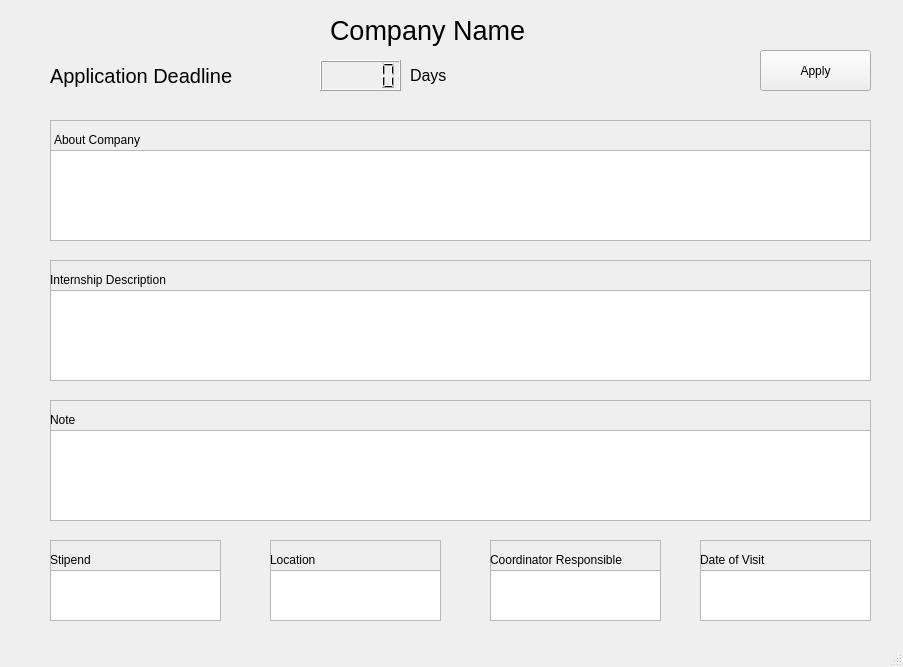
Above: frontend/ui/about_company.ui from raghuvanshraj/Placement-Cell-Management-System before the change. Below: the same form after it.
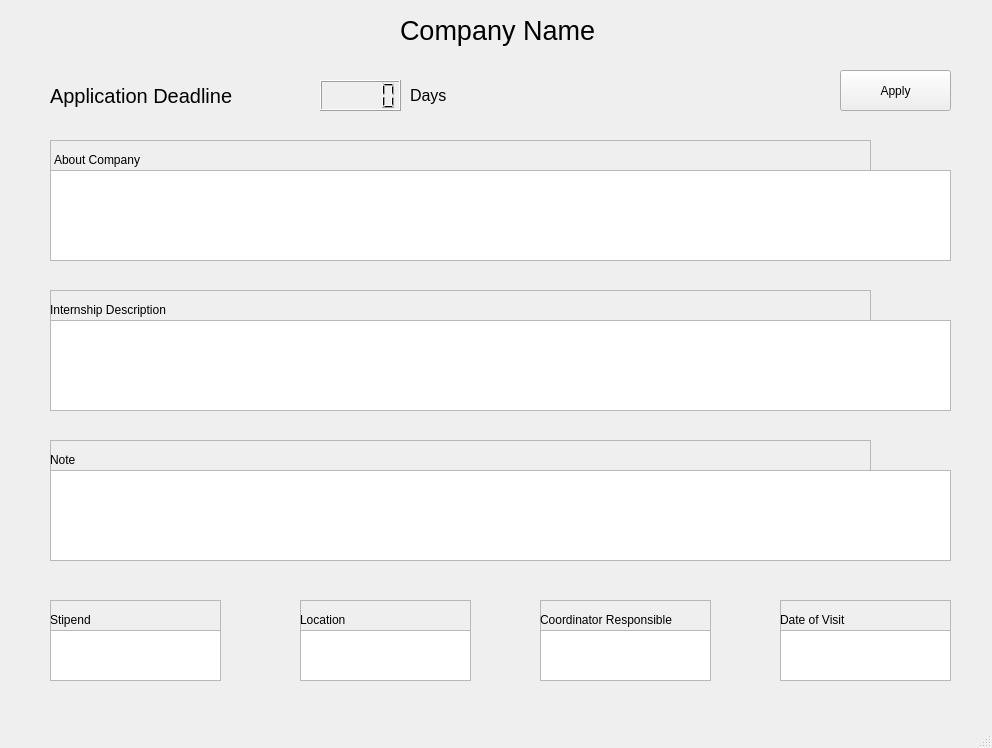
That is the form after the change.

What changed in the file:
```diff
--- a/frontend/ui/about_company.ui
+++ b/frontend/ui/about_company.ui
@@ -6,8 +6,8 @@
    <rect>
     <x>0</x>
     <y>0</y>
-    <width>903</width>
-    <height>667</height>
+    <width>992</width>
+    <height>748</height>
    </rect>
   </property>
   <property name="windowTitle">
@@ -17,7 +17,7 @@
    <widget class="QLabel" name="label">
     <property name="geometry">
      <rect>
-      <x>330</x>
+      <x>400</x>
       <y>0</y>
       <width>241</width>
       <height>61</height>
@@ -36,7 +36,7 @@
     <property name="geometry">
      <rect>
       <x>320</x>
-      <y>60</y>
+      <y>80</y>
       <width>81</width>
       <height>31</height>
      </rect>
@@ -46,7 +46,7 @@
     <property name="geometry">
      <rect>
       <x>50</x>
-      <y>50</y>
+      <y>70</y>
       <width>241</width>
       <height>51</height>
      </rect>
@@ -66,7 +66,7 @@
     <property name="geometry">
      <rect>
       <x>54</x>
-      <y>130</y>
+      <y>150</y>
       <width>101</width>
       <height>20</height>
      </rect>
@@ -79,8 +79,8 @@
     <property name="geometry">
      <rect>
       <x>50</x>
-      <y>150</y>
-      <width>821</width>
+      <y>170</y>
+      <width>901</width>
       <height>91</height>
      </rect>
     </property>
@@ -89,7 +89,7 @@
     <property name="geometry">
      <rect>
       <x>50</x>
-      <y>270</y>
+      <y>300</y>
       <width>131</width>
       <height>20</height>
      </rect>
@@ -102,8 +102,8 @@
     <property name="geometry">
      <rect>
       <x>50</x>
-      <y>290</y>
-      <width>821</width>
+      <y>320</y>
+      <width>901</width>
       <height>91</height>
      </rect>
     </property>
@@ -112,7 +112,7 @@
     <property name="geometry">
      <rect>
       <x>50</x>
-      <y>410</y>
+      <y>450</y>
       <width>131</width>
       <height>20</height>
      </rect>
@@ -125,8 +125,8 @@
     <property name="geometry">
      <rect>
       <x>50</x>
-      <y>430</y>
-      <width>821</width>
+      <y>470</y>
+      <width>901</width>
       <height>91</height>
      </rect>
     </property>
@@ -135,7 +135,7 @@
     <property name="geometry">
      <rect>
       <x>50</x>
-      <y>120</y>
+      <y>140</y>
       <width>821</width>
       <height>121</height>
      </rect>
@@ -151,7 +151,7 @@
     <property name="geometry">
      <rect>
       <x>50</x>
-      <y>260</y>
+      <y>290</y>
       <width>821</width>
       <height>121</height>
      </rect>
@@ -167,7 +167,7 @@
     <property name="geometry">
      <rect>
       <x>50</x>
-      <y>400</y>
+      <y>440</y>
       <width>821</width>
       <height>121</height>
      </rect>
@@ -183,7 +183,7 @@
     <property name="geometry">
      <rect>
       <x>50</x>
-      <y>540</y>
+      <y>600</y>
       <width>171</width>
       <height>81</height>
      </rect>
@@ -221,8 +221,8 @@
    <widget class="QFrame" name="frame_5">
     <property name="geometry">
      <rect>
-      <x>270</x>
-      <y>540</y>
+      <x>300</x>
+      <y>600</y>
       <width>171</width>
       <height>81</height>
      </rect>
@@ -260,8 +260,8 @@
    <widget class="QFrame" name="frame_6">
     <property name="geometry">
      <rect>
-      <x>490</x>
-      <y>540</y>
+      <x>540</x>
+      <y>600</y>
       <width>171</width>
       <height>81</height>
      </rect>
@@ -299,8 +299,8 @@
    <widget class="QFrame" name="frame_7">
     <property name="geometry">
      <rect>
-      <x>700</x>
-      <y>540</y>
+      <x>780</x>
+      <y>600</y>
       <width>171</width>
       <height>81</height>
      </rect>
@@ -338,8 +338,8 @@
    <widget class="QPushButton" name="pushButton">
     <property name="geometry">
      <rect>
-      <x>760</x>
-      <y>50</y>
+      <x>840</x>
+      <y>70</y>
       <width>111</width>
       <height>41</height>
      </rect>
@@ -365,7 +365,7 @@
     <property name="geometry">
      <rect>
       <x>410</x>
-      <y>50</y>
+      <y>70</y>
       <width>71</width>
       <height>51</height>
      </rect>
```
